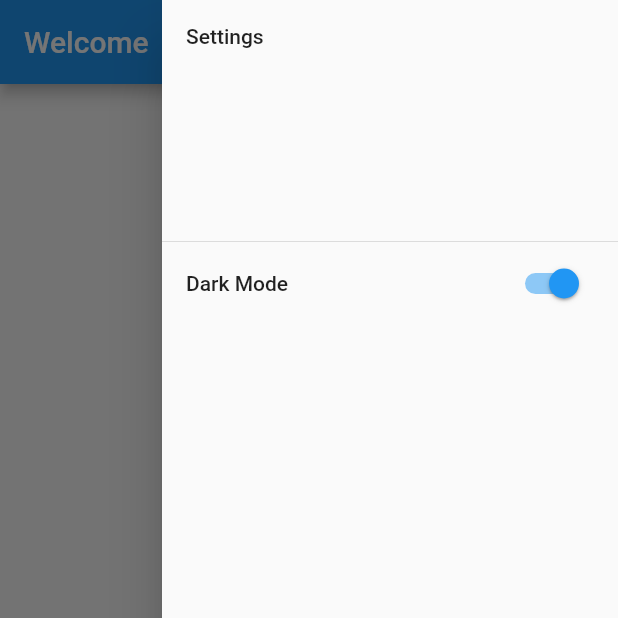
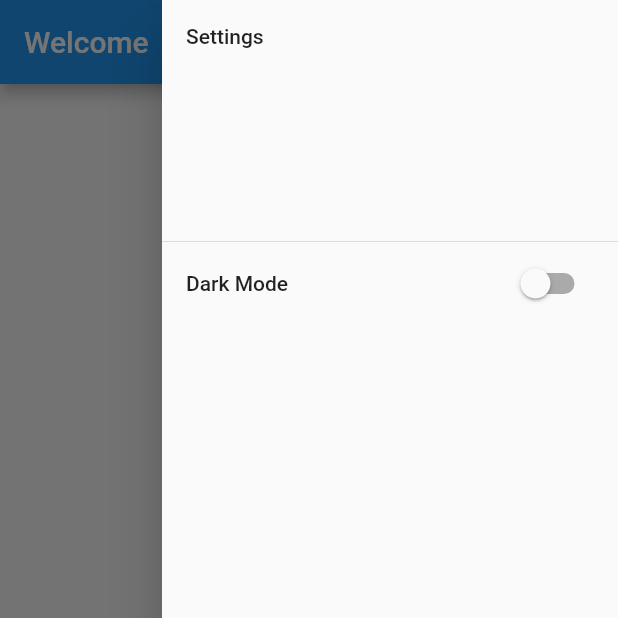
Before and after one commit to WChauKS/Flutter-Journal-App, a Flutter app: the screen it shows after launch, in the side drawer, after a tap on "Dark Mode", on a phone screen of 412 x 824 dp, the top half of it. Run offline on Flutter 3.47's test engine with Material 2 defaults, Android fonts, the phone set to English and light mode, and no system bars; our stand-ins replace shared_preferences.

Commit message:
added light and dark mode
haven't figured out how to toggle yet

```diff
--- a/lib/app.dart
+++ b/lib/app.dart
@@ -1,5 +1,6 @@
 import 'package:flutter/material.dart';
 import 'package:journal/screens/new_entry.dart';
+import 'package:journal/widgets/themes.dart';
 import 'package:shared_preferences/shared_preferences.dart';
 import 'screens/welcome.dart';
 import 'screens/journal_entries.dart';
@@ -18,17 +19,11 @@ class App extends StatefulWidget {
 
 class _AppState extends State<App> {
 
-  ThemeData theme;
-
-  void initState() {
-    super.initState();
-    theme = ThemeData.light();
-  }
   @override
   Widget build(BuildContext context) {
     return MaterialApp(
         title: 'Journal',
-        theme: theme,
+        theme: lightMode,
         routes: App.routes
     );
   }
--- a/lib/main.dart
+++ b/lib/main.dart
@@ -2,6 +2,7 @@ import 'package:flutter/material.dart';
 import 'package:flutter/services.dart';
 import 'package:shared_preferences/shared_preferences.dart';
 import 'app.dart';
+import 'widgets/themes.dart';
 
 void main() {
   WidgetsFlutterBinding.ensureInitialized();
@@ -10,5 +11,5 @@ void main() {
     DeviceOrientation.landscapeRight,
     DeviceOrientation.portraitUp
   ]);
-  runApp(App());
+  runApp(ThemeHandlerWidget(initTheme: lightMode, child: App()));
 }
--- a/lib/widgets/settings_drawer.dart
+++ b/lib/widgets/settings_drawer.dart
@@ -1,15 +1,9 @@
 import 'package:flutter/material.dart';
+import 'package:journal/main.dart';
+import 'package:journal/widgets/themes.dart';
 import 'package:shared_preferences/shared_preferences.dart';
 
-class SettingsDrawer extends StatefulWidget {
-  @override
-  _SettingsDrawerState createState() => _SettingsDrawerState();
-}
-
-class _SettingsDrawerState extends State<SettingsDrawer> {
-
-  bool isDark = false;
-
+class SettingsDrawer extends StatelessWidget {
   @override
   Widget build(BuildContext context) {
     return Drawer(
@@ -20,20 +14,36 @@ class _SettingsDrawerState extends State<SettingsDrawer> {
               child: Text('Settings'),
               margin: EdgeInsets.only(bottom: 0.0),
             ),
-            SwitchListTile(
-              title: Text('Dark Mode'),
-              value: isDark,
-              onChanged: (theme) => changeDarkMode(),
-            )
-            // ListTile(title: Text('DarkMode')),
+            ToggleDarkMode()
           ]
         ),
       );
   }
+}
 
-  void changeDarkMode() async {
-    setState( () {
-      isDark = true;
-    });
+class ToggleDarkMode extends StatefulWidget {
+
+  @override
+  _ToggleDarkModeState createState() => _ToggleDarkModeState();
+}
+
+class _ToggleDarkModeState extends State<ToggleDarkMode> {
+
+  bool isDark = false;
+
+  @override
+  Widget build(BuildContext context) {
+
+    return SwitchListTile(
+      title: Text('Dark Mode'),
+      value: isDark,
+      onChanged: (value) {
+        setState(() {
+          isDark = value;
+          ThemeHandler(theme: darkMode);
+          ThemeHandler.of(context);
+        });
+      },
+    );
   }
 }
--- /dev/null
+++ b/lib/widgets/themes.dart
@@ -0,0 +1,44 @@
+import 'package:flutter/material.dart';
+// followed https://stackoverflow.com/questions/54757480/flutter-dynamic-theming
+
+ThemeData lightMode = ThemeData.light();
+ThemeData darkMode = ThemeData.dark();
+
+class ThemeHandler extends InheritedWidget {
+  final ThemeData theme;
+  ThemeHandler({this.theme, Widget child}) : super(child: child);
+
+  @override
+  bool updateShouldNotify(InheritedWidget oldWidget) => true;
+
+  static ThemeHandler of(BuildContext context) => context.dependOnInheritedWidgetOfExactType<ThemeHandler>();
+}
+
+class ThemeHandlerWidget extends StatefulWidget {
+  final ThemeData initTheme;
+  final Widget child;
+
+  ThemeHandlerWidget({Key key, this.initTheme, this.child});
+
+  @override
+  _ThemeHandlerWidgetState createState() => _ThemeHandlerWidgetState();
+}
+
+class _ThemeHandlerWidgetState extends State<ThemeHandlerWidget> {
+  ThemeData theme;
+
+  void changeTheme(ThemeData newTheme) {
+    setState(() {
+      theme = newTheme;
+    });
+  }
+
+  @override
+  Widget build(BuildContext context) {
+    theme = theme ?? widget.initTheme;
+    return ThemeHandler(
+      theme: theme,
+      child: widget.child,
+    );
+  }
+}
```
